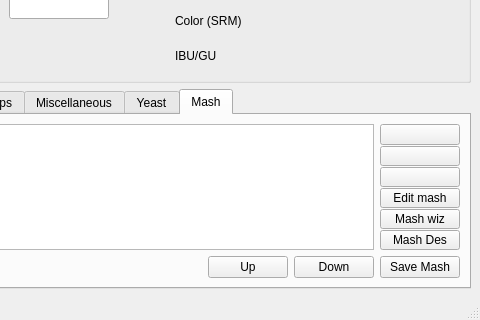
Above: ui/mainWindow.ui from Brewtarget/brewtarget before the change; both pictures show x 135 to 615 and y 312 to 632 of the 615 by 632 pixel window. Below: the same form after it.
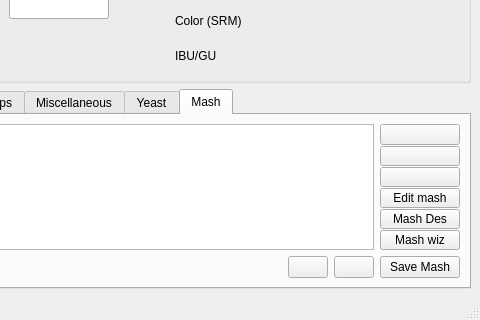
That is the form after the change. The open tabs and pages were chosen to show the change. Icons and pictures are not drawn. Custom widgets are drawn as their Qt base class.

Commit message: Added up/down arrows. Edited debian info for 1.2.2 release.

```diff
--- a/ui/mainWindow.ui
+++ b/ui/mainWindow.ui
@@ -1242,6 +1242,13 @@
               </property>
              </widget>
             </item>
+            <item>
+             <widget class="QPushButton" name="pushButton_mashDes">
+              <property name="text">
+               <string>Mash Des</string>
+              </property>
+             </widget>
+            </item>
             <item>
              <widget class="QPushButton" name="pushButton_mashWizard">
               <property name="toolTip">
@@ -1252,13 +1259,6 @@
               </property>
              </widget>
             </item>
-            <item>
-             <widget class="QPushButton" name="pushButton_mashDes">
-              <property name="text">
-               <string>Mash Des</string>
-              </property>
-             </widget>
-            </item>
             <item>
              <spacer name="verticalSpacer">
               <property name="orientation">
@@ -1309,15 +1309,23 @@
           </item>
           <item>
            <widget class="QPushButton" name="pushButton_mashUp">
-            <property name="text">
-             <string>Up</string>
+            <property name="toolTip">
+             <string>Mash step up</string>
+            </property>
+            <property name="icon">
+             <iconset resource="../brewtarget.qrc">
+              <normaloff>:/images/smallUpArrow.svg</normaloff>:/images/smallUpArrow.svg</iconset>
             </property>
            </widget>
           </item>
           <item>
            <widget class="QPushButton" name="pushButton_mashDown">
-            <property name="text">
-             <string>Down</string>
+            <property name="toolTip">
+             <string>Mash step down</string>
+            </property>
+            <property name="icon">
+             <iconset resource="../brewtarget.qrc">
+              <normaloff>:/images/smallDownArrow.svg</normaloff>:/images/smallDownArrow.svg</iconset>
             </property>
            </widget>
           </item>
```
Left out of the diff: 2 changed lines with no effect on the pictures. The commit also changes 8 other files.
